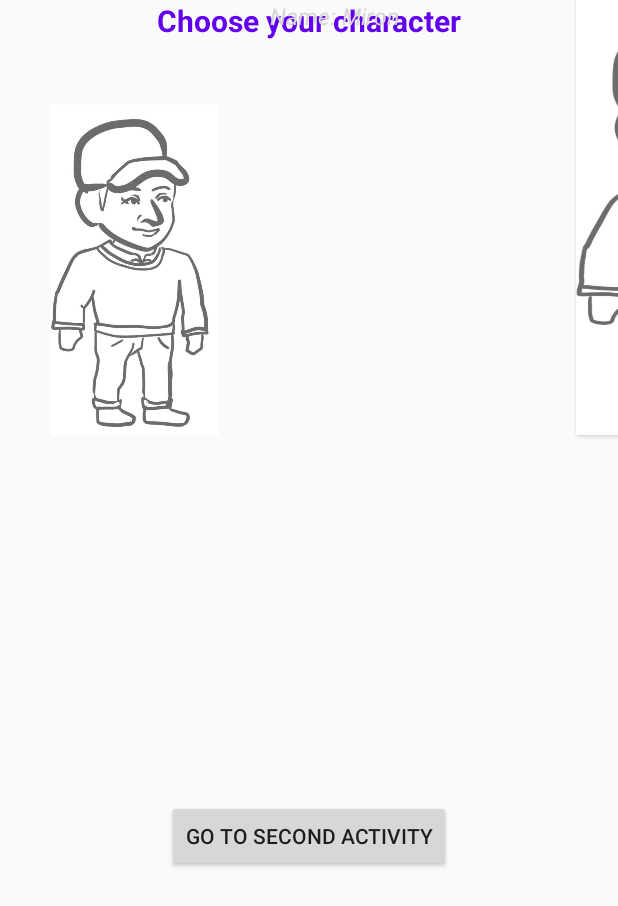
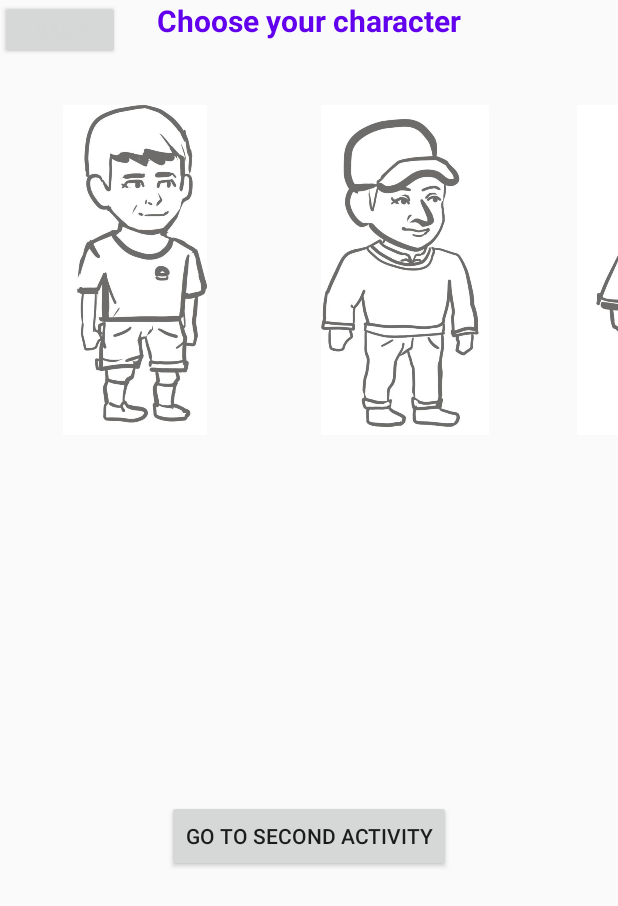
Before and after one commit to evasimpetru28/PokeSolTrial, an Android app: the layout activity_ch_select.xml on its own in the app's theme, with its tools: preview values and no code run, on a phone screen of 412 x 824 dp. Shown: the top 906 px of the screen. Run offline under Robolectric (Android 15) with nearby library versions, the phone set to English and light mode, and no system bars.

Commit message:
Character select works

```diff
--- a/app/src/main/AndroidManifest.xml
+++ b/app/src/main/AndroidManifest.xml
@@ -13,6 +13,9 @@
         android:supportsRtl="true"
         android:theme="@style/Theme.Demo"
         tools:targetApi="31">
+        <activity
+            android:name=".TestActivity"
+            android:exported="false" />
         <activity
             android:name=".CharacterSelectActivity"
             android:exported="false" />
--- a/app/src/main/java/com/example/demo/ArrowUp.java
+++ b/app/src/main/java/com/example/demo/ArrowUp.java
@@ -10,8 +10,8 @@ public class ArrowUp {
     int y = 0;
     Bitmap arrow;
 
-    ArrowUp(int screenX, int screenY, Resources res) {
-        arrow = BitmapFactory.decodeResource(res, R.drawable.arrow_up);
+    ArrowUp(int screenX, int screenY, Resources res, int id) {
+        arrow = BitmapFactory.decodeResource(res, id);
         arrow = Bitmap.createScaledBitmap(arrow, 100, 400, false);
     }
 
--- a/app/src/main/res/layout/activity_ch_select.xml
+++ b/app/src/main/res/layout/activity_ch_select.xml
@@ -18,39 +18,40 @@
         tools:layout_editor_absoluteX="0dp"
         tools:layout_editor_absoluteY="-99dp" />
 
+
+    <!--        android:onClick="saveCharacter"/>-->
+
     <ImageView
-        android:id="@+id/miron"
+        android:id="@+id/buton_miron"
         android:layout_width="180dp"
         android:layout_height="290dp"
         android:paddingTop="70dp"
+        app:layout_constraintLeft_toRightOf="@+id/buton_mos"
         android:src="@drawable/miron"
         tools:ignore="MissingConstraints"
-        tools:layout_editor_absoluteX="-29dp" />
+        tools:layout_editor_absoluteX="214dp"
+        tools:layout_editor_absoluteY="36dp" />
 
-    <TextView
-        android:id="@+id/name_miron"
-        android:layout_width="90dp"
-        android:layout_height="25dp"
-        android:text="Name: Miron"
-        android:textColor="@color/black"
-        android:textSize="15dp"
-        android:textStyle="italic"
-        app:layout_constraintLeft_toRightOf="@+id/miron"
-        tools:layout_editor_absoluteY="86dp"
-        tools:ignore="MissingConstraints" />
-
-
-    <Button
-        android:id="@+id/vang"
+    <ImageView
+        android:id="@+id/buton_mos"
         android:layout_width="180dp"
         android:layout_height="290dp"
-        android:layout_marginLeft="204dp"
-        android:background="@drawable/button_effect"
         android:paddingTop="70dp"
-        app:layout_constraintLeft_toRightOf="@+id/miron"
+        android:src="@drawable/mos"
         tools:ignore="MissingConstraints"
+        tools:layout_editor_absoluteX="-18dp"
         tools:layout_editor_absoluteY="36dp" />
-<!--        android:onClick="saveCharacter"/>-->
+
+    <ImageView
+        android:id="@+id/buton_vang"
+        android:layout_width="180dp"
+        android:layout_height="290dp"
+        android:paddingTop="70dp"
+        app:layout_constraintLeft_toRightOf="@id/buton_miron"
+        android:src="@drawable/vang"
+        tools:ignore="MissingConstraints"
+        tools:layout_editor_absoluteX="442dp"
+        tools:layout_editor_absoluteY="36dp" />
 
     <Button
         android:layout_width="wrap_content"
@@ -59,10 +60,18 @@
         app:layout_constraintBottom_toBottomOf="parent"
         app:layout_constraintLeft_toLeftOf="parent"
         app:layout_constraintRight_toRightOf="parent"
-        app:layout_constraintTop_toBottomOf="@+id/vang"
+        app:layout_constraintTop_toBottomOf="@+id/buton_miron"
         android:id="@+id/activity_first_button" />
 
-
+    <Button
+        android:id="@+id/goBackButon"
+        android:layout_width="80dp"
+        android:layout_height="40dp"
+        android:text="Back"
+        android:textColor="@color/black"
+        tools:ignore="MissingConstraints"
+        tools:layout_editor_absoluteX="34dp"
+        tools:layout_editor_absoluteY="345dp" />
 
 
 </androidx.constraintlayout.widget.ConstraintLayout>
```
Also changed, not shown: app/src/main/java/com/example/demo/CharacterSelectActivity.java (+67 -0 lines), app/src/main/java/com/example/demo/GameActivity.java (+7 -0 lines), app/src/main/java/com/example/demo/GameView.java (+7 -3 lines), app/src/main/java/com/example/demo/TestActivity.java (added, +14 -0 lines), app/src/main/res/layout-land/activity_main.xml (+12 -12 lines), app/src/main/res/layout/activity_test.xml (added, +9 -0 lines).
